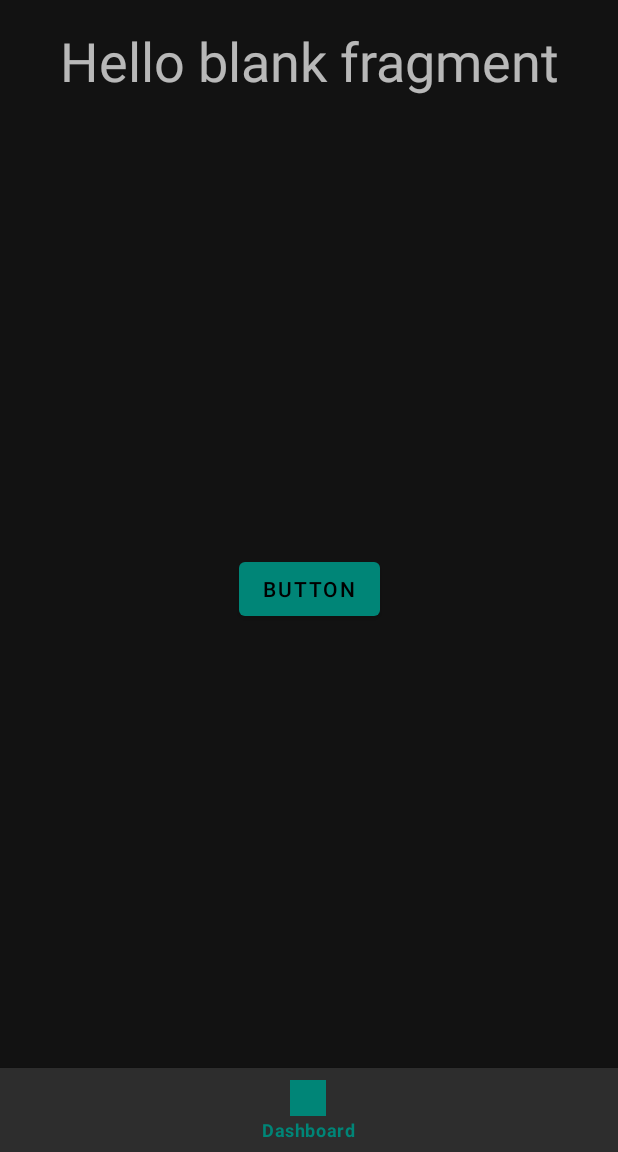
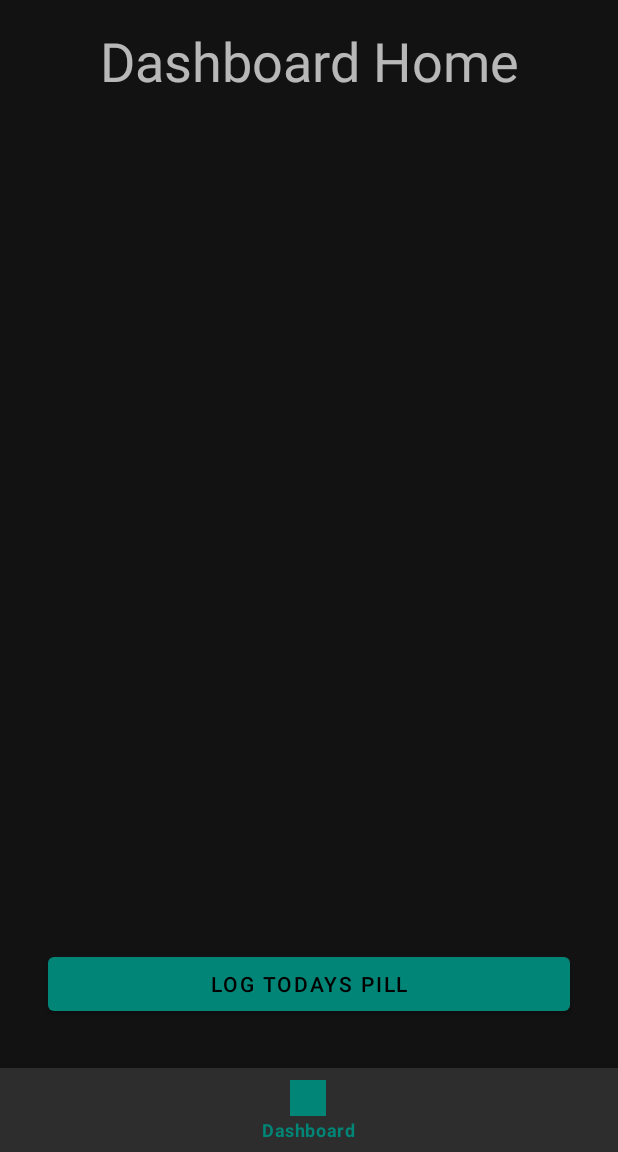
Before and after one commit to gagandaroach/bclogger, an Android app: the screen it shows after launch (MainActivity), on a phone screen of 412 x 824 dp, the part 84-1236 px from its top. Run offline under Robolectric (Android 15) with nearby library versions, the phone set to English and light mode, and no system bars; our stand-ins replace navigation-ui.

Commit message:
add framework for new cycle xml layout in navigationx and layouts

```diff
--- a/app/src/main/res/layout/fragment_dashboard.xml
+++ b/app/src/main/res/layout/fragment_dashboard.xml
@@ -13,7 +13,7 @@
       android:layout_width="wrap_content"
       android:layout_height="wrap_content"
       android:layout_marginTop="16dp"
-      android:text="@string/hello_blank_fragment"
+      android:text="Dashboard Home"
       android:textSize="36sp"
       app:layout_constraintEnd_toEndOf="parent"
       app:layout_constraintStart_toStartOf="parent"
@@ -21,13 +21,14 @@
 
   <Button
       android:id="@+id/button"
-      android:layout_width="wrap_content"
+      android:layout_width="0dp"
       android:layout_height="wrap_content"
-      android:layout_marginTop="8dp"
-      android:text="Button"
+      android:layout_marginStart="32dp"
+      android:layout_marginEnd="32dp"
+      android:layout_marginBottom="32dp"
+      android:text="Log Todays Pill"
       app:layout_constraintBottom_toBottomOf="parent"
       app:layout_constraintEnd_toEndOf="parent"
-      app:layout_constraintStart_toStartOf="parent"
-      app:layout_constraintTop_toBottomOf="@+id/textView" />
+      app:layout_constraintStart_toStartOf="parent" />
 
 </androidx.constraintlayout.widget.ConstraintLayout>
--- a/app/src/main/res/navigation/nav_graph.xml
+++ b/app/src/main/res/navigation/nav_graph.xml
@@ -5,7 +5,14 @@
             app:startDestination="@+id/dashboard">
 
   <fragment android:id="@+id/dashboard" android:name="tech.daroach.bclogger.ui.Dashboard"
-            android:label="fragment_dashboard" tools:layout="@layout/fragment_dashboard"/>
+            android:label="fragment_dashboard" tools:layout="@layout/fragment_dashboard">
+    <action
+        android:id="@+id/action_dashboard_to_new_cycle_graph"
+        app:destination="@id/new_cycle_graph"
+        app:exitAnim="@anim/nav_default_exit_anim" />
+  </fragment>
+
+  <include app:graph="@navigation/new_cycle_graph" />
 
 
 </navigation>
--- /dev/null
+++ b/app/src/main/res/navigation/new_cycle_graph.xml
@@ -0,0 +1,13 @@
+<?xml version="1.0" encoding="utf-8"?>
+<navigation xmlns:android="http://schemas.android.com/apk/res/android"
+    xmlns:app="http://schemas.android.com/apk/res-auto"
+    xmlns:tools="http://schemas.android.com/tools"
+    android:id="@+id/new_cycle_graph"
+    app:startDestination="@id/newCycleFragment">
+
+    <fragment
+        android:id="@+id/newCycleFragment"
+        android:name="tech.daroach.bclogger.NewCycleFragment"
+        android:label="fragment_new_cycle"
+        tools:layout="@layout/fragment_new_cycle" />
+</navigation>
--- a/app/src/main/res/values/strings.xml
+++ b/app/src/main/res/values/strings.xml
@@ -1,7 +1,9 @@
 <resources>
-  <string name="app_name">BC Logger 2</string>
+    <string name="app_name">BC Logger 2</string>
 
-  <!-- TODO: Remove or change this placeholder text -->
-  <string name="hello_blank_fragment">Hello blank fragment</string>
+    <!-- TODO: Remove or change this placeholder text -->
+    <string name="hello_blank_fragment">Dashboard Main\nFragment</string>
     <string name="dashboard">Dashboard</string>
+    <string name="create_a_new_cycle">Create A New Cycle</string>
+    <string name="begin_cycle">Begin Cycle</string>
 </resources>
```
Also changed, not shown: app/src/main/java/tech/daroach/bclogger/NewCycleFragment.kt (added, +102 -0 lines), app/src/main/res/layout/fragment_new_cycle.xml (added, +34 -0 lines).
